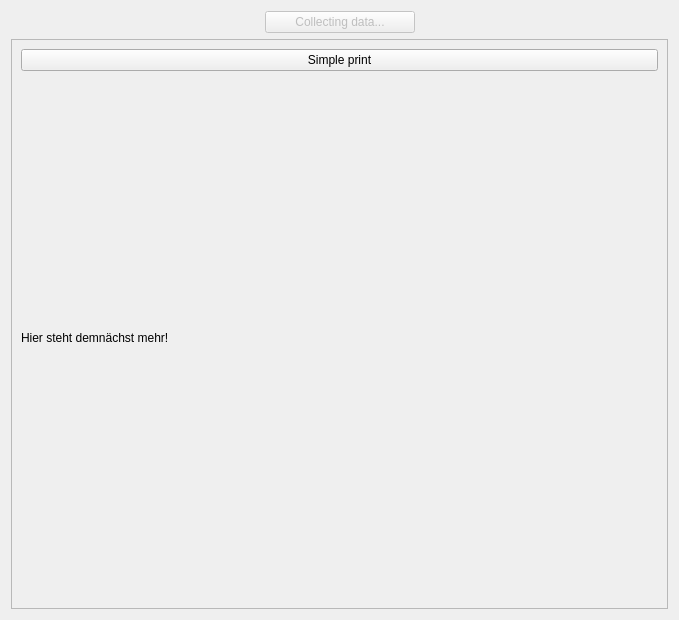
The window that src/brickv/plugin_system/plugins/red/ui/red_tab_vision.ui (D4wN/brickv) describes before a commit, drawn with Qt 5.
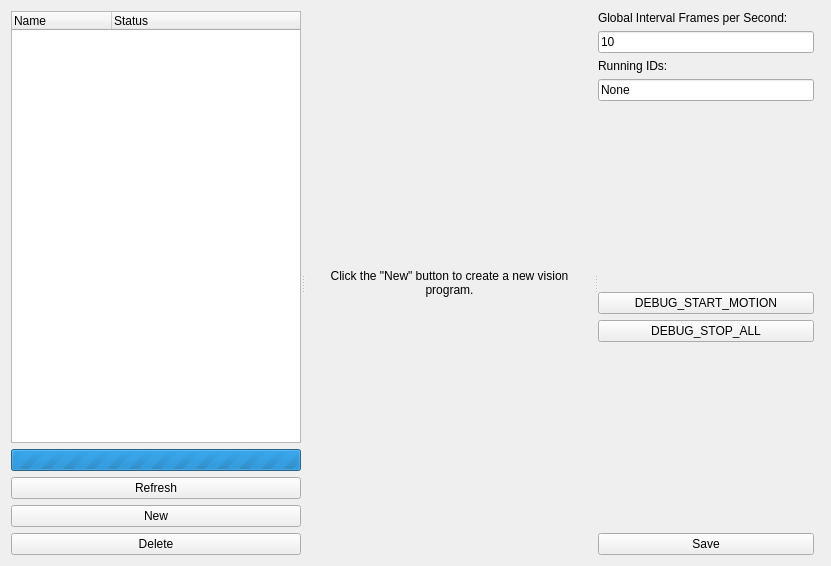
The same window after the commit.

Commit message: added temporary solution for the ipcon problem in vesion_tab

Diff of the .ui file:
```diff
--- a/src/brickv/plugin_system/plugins/red/ui/red_tab_vision.ui
+++ b/src/brickv/plugin_system/plugins/red/ui/red_tab_vision.ui
@@ -6,95 +6,185 @@
    <rect>
     <x>0</x>
     <y>0</y>
-    <width>679</width>
-    <height>620</height>
+    <width>831</width>
+    <height>566</height>
    </rect>
   </property>
   <property name="windowTitle">
    <string>REDTabOverview</string>
   </property>
-  <layout class="QVBoxLayout" name="verticalLayout_5">
+  <property name="layoutDirection">
+   <enum>Qt::LeftToRight</enum>
+  </property>
+  <layout class="QVBoxLayout" name="verticalLayout">
    <item>
-    <layout class="QHBoxLayout" name="horizontalLayout">
-     <item>
-      <spacer name="horizontalSpacer_2">
-       <property name="orientation">
-        <enum>Qt::Horizontal</enum>
-       </property>
-       <property name="sizeHint" stdset="0">
-        <size>
-         <width>40</width>
-         <height>20</height>
-        </size>
-       </property>
-      </spacer>
-     </item>
-     <item>
-      <widget class="QPushButton" name="button_refresh">
-       <property name="enabled">
-        <bool>false</bool>
-       </property>
-       <property name="minimumSize">
-        <size>
-         <width>150</width>
-         <height>0</height>
-        </size>
-       </property>
-       <property name="text">
-        <string>Collecting data...</string>
-       </property>
-       <property name="checkable">
-        <bool>false</bool>
-       </property>
-       <property name="checked">
-        <bool>false</bool>
-       </property>
-       <property name="flat">
-        <bool>false</bool>
-       </property>
-      </widget>
-     </item>
-     <item>
-      <spacer name="horizontalSpacer_3">
-       <property name="orientation">
-        <enum>Qt::Horizontal</enum>
-       </property>
-       <property name="sizeHint" stdset="0">
-        <size>
-         <width>40</width>
-         <height>20</height>
-        </size>
-       </property>
-      </spacer>
-     </item>
-    </layout>
-   </item>
-   <item>
-    <widget class="QScrollArea" name="scrollArea">
-     <property name="widgetResizable">
-      <bool>true</bool>
+    <widget class="QSplitter" name="splitter">
+     <property name="orientation">
+      <enum>Qt::Horizontal</enum>
      </property>
-     <widget class="QWidget" name="scrollAreaWidgetContents">
-      <property name="geometry">
-       <rect>
-        <x>0</x>
-        <y>0</y>
-        <width>655</width>
-        <height>559</height>
-       </rect>
-      </property>
-      <layout class="QVBoxLayout" name="verticalLayout_2">
-       <item>
-        <widget class="QPushButton" name="btn_push">
+     <widget class="QWidget" name="layoutWidget">
+      <layout class="QGridLayout" name="gridLayout">
+       <item row="3" column="0">
+        <widget class="QPushButton" name="button_new">
          <property name="text">
-          <string>Simple print</string>
+          <string>New</string>
          </property>
         </widget>
        </item>
-       <item>
-        <widget class="QLabel" name="label">
+       <item row="4" column="0">
+        <widget class="QPushButton" name="button_delete">
          <property name="text">
-          <string>Hier steht demnächst mehr!</string>
+          <string>Delete</string>
+         </property>
+        </widget>
+       </item>
+       <item row="2" column="0">
+        <widget class="QPushButton" name="button_refresh">
+         <property name="text">
+          <string>Refresh</string>
+         </property>
+        </widget>
+       </item>
+       <item row="1" column="0">
+        <widget class="QProgressBar" name="progress_refresh">
+         <property name="layoutDirection">
+          <enum>Qt::LeftToRight</enum>
+         </property>
+         <property name="maximum">
+          <number>0</number>
+         </property>
+         <property name="value">
+          <number>-1</number>
+         </property>
+         <property name="textVisible">
+          <bool>false</bool>
+         </property>
+        </widget>
+       </item>
+       <item row="0" column="0">
+        <widget class="QTreeWidget" name="tree_vision_programs">
+         <property name="layoutDirection">
+          <enum>Qt::LeftToRight</enum>
+         </property>
+         <property name="editTriggers">
+          <set>QAbstractItemView::NoEditTriggers</set>
+         </property>
+         <property name="rootIsDecorated">
+          <bool>false</bool>
+         </property>
+         <property name="uniformRowHeights">
+          <bool>true</bool>
+         </property>
+         <column>
+          <property name="text">
+           <string>Name</string>
+          </property>
+         </column>
+         <column>
+          <property name="text">
+           <string>Status</string>
+          </property>
+         </column>
+        </widget>
+       </item>
+      </layout>
+     </widget>
+     <widget class="QStackedWidget" name="stacked_container">
+      <widget class="QWidget" name="widget_help">
+       <layout class="QVBoxLayout" name="verticalLayout_2">
+        <item>
+         <widget class="QLabel" name="label">
+          <property name="text">
+           <string>Click the &quot;New&quot; button to create a new vision program.</string>
+          </property>
+          <property name="alignment">
+           <set>Qt::AlignCenter</set>
+          </property>
+          <property name="wordWrap">
+           <bool>true</bool>
+          </property>
+         </widget>
+        </item>
+       </layout>
+      </widget>
+     </widget>
+     <widget class="QWidget" name="gridLayoutWidget">
+      <layout class="QGridLayout" name="debug_gridlayout">
+       <item row="3" column="1">
+        <widget class="QLineEdit" name="line_running_id">
+         <property name="text">
+          <string>None</string>
+         </property>
+         <property name="readOnly">
+          <bool>true</bool>
+         </property>
+        </widget>
+       </item>
+       <item row="8" column="1">
+        <widget class="QPushButton" name="button_options_save">
+         <property name="text">
+          <string>Save</string>
+         </property>
+        </widget>
+       </item>
+       <item row="5" column="1">
+        <widget class="QPushButton" name="button_debug_start_motion">
+         <property name="text">
+          <string>DEBUG_START_MOTION</string>
+         </property>
+        </widget>
+       </item>
+       <item row="0" column="1">
+        <widget class="QLabel" name="label_global_frames">
+         <property name="text">
+          <string>Global Interval Frames per Second:</string>
+         </property>
+        </widget>
+       </item>
+       <item row="1" column="1">
+        <widget class="QLineEdit" name="line_global_frames">
+         <property name="text">
+          <string>10</string>
+         </property>
+        </widget>
+       </item>
+       <item row="7" column="1">
+        <spacer name="verticalSpacer_2">
+         <property name="orientation">
+          <enum>Qt::Vertical</enum>
+         </property>
+         <property name="sizeHint" stdset="0">
+          <size>
+           <width>20</width>
+           <height>40</height>
+          </size>
+         </property>
+        </spacer>
+       </item>
+       <item row="4" column="1">
+        <spacer name="verticalSpacer">
+         <property name="orientation">
+          <enum>Qt::Vertical</enum>
+         </property>
+         <property name="sizeHint" stdset="0">
+          <size>
+           <width>20</width>
+           <height>40</height>
+          </size>
+         </property>
+        </spacer>
+       </item>
+       <item row="2" column="1" colspan="2">
+        <widget class="QLabel" name="label_running_id">
+         <property name="text">
+          <string>Running IDs:</string>
+         </property>
+        </widget>
+       </item>
+       <item row="6" column="1">
+        <widget class="QPushButton" name="button_debug_stop_all">
+         <property name="text">
+          <string>DEBUG_STOP_ALL</string>
          </property>
         </widget>
        </item>
```
Left out of the diff: 4 changed lines with no effect on the pictures. The commit also changes 2 other files.
